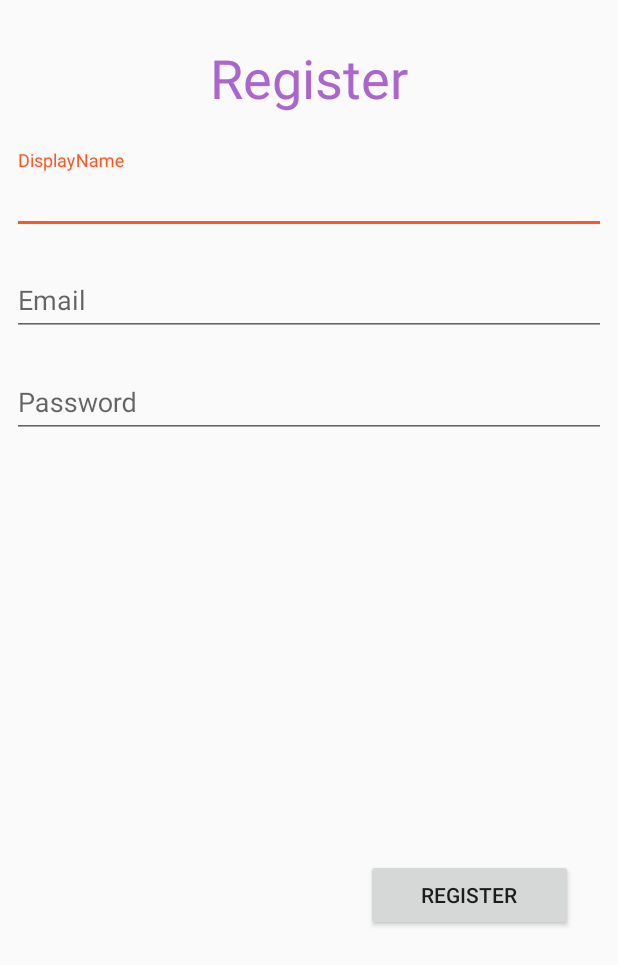
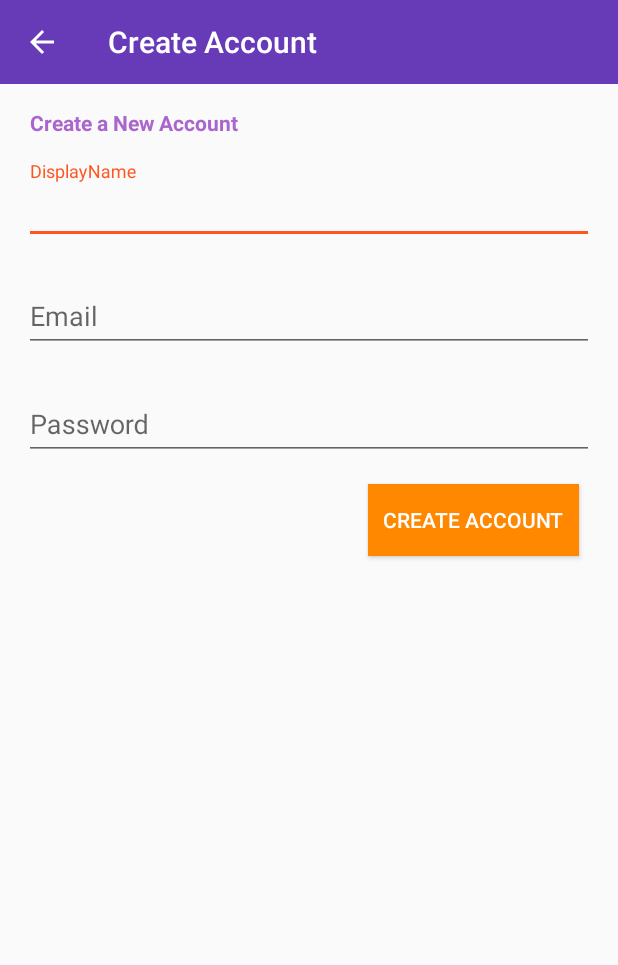
Before and after one commit to Allvoes/LunaChat, an Android app: the RegisterActivity screen opened directly, with no data from a screen before it, on a phone screen of 412 x 824 dp. Shown: the top 965 px of the screen. Run offline under Robolectric (Android 15) with nearby library versions, the phone set to English and light mode, and no system bars; our stand-ins replace Firebase (no records; nobody signed in at launch, a user with empty details on screens opened directly).

Commit message:
Register
khiem

```diff
--- a/app/src/main/AndroidManifest.xml
+++ b/app/src/main/AndroidManifest.xml
@@ -17,7 +17,10 @@
             </intent-filter>
         </activity>
         <activity android:name=".StarActivity" />
-        <activity android:name=".RegisterActivity"></activity>
+        <activity
+            android:name=".RegisterActivity"
+            android:parentActivityName=".StarActivity" />
+        <activity android:name=".LoginActivity"></activity>
     </application>
 
 </manifest>
--- a/app/src/main/java/com/allvoes/lunachat/RegisterActivity.java
+++ b/app/src/main/java/com/allvoes/lunachat/RegisterActivity.java
@@ -1,11 +1,13 @@
 package com.allvoes.lunachat;
 
+import android.app.Dialog;
 import android.content.Intent;
 import android.support.annotation.NonNull;
-import android.support.design.widget.TextInputEditText;
 import android.support.design.widget.TextInputLayout;
 import android.support.v7.app.AppCompatActivity;
 import android.os.Bundle;
+import android.support.v7.widget.Toolbar;
+import android.view.MenuItem;
 import android.view.View;
 import android.widget.Button;
 import android.widget.Toast;
@@ -20,17 +22,27 @@ public class RegisterActivity extends AppCompatActivity {
     private TextInputLayout reg_name,reg_email,reg_pass;
     private Button reg_acc_btn;
     private FirebaseAuth mAuth;
+    private Toolbar mtoolbar;
+    private Dialog mdialog;
+
 
     @Override
     protected void onCreate(Bundle savedInstanceState) {
         super.onCreate(savedInstanceState);
         setContentView(R.layout.activity_register);
 
+
+
         //methor
         reg_name = (TextInputLayout)findViewById(R.id.Reg_display_name);
         reg_email = (TextInputLayout)findViewById(R.id.Reg_email);
         reg_pass = (TextInputLayout)findViewById(R.id.Reg_password);
         reg_acc_btn = (Button)findViewById(R.id.Reg_acc_btn);
+        mtoolbar = (Toolbar)findViewById(R.id.register_toolbar);
+        setSupportActionBar(mtoolbar);
+        getSupportActionBar().setTitle("Create Account");
+        getSupportActionBar().setDisplayHomeAsUpEnabled(true);
+        getSupportActionBar().setDisplayShowHomeEnabled(true);
 
         reg_acc_btn.setOnClickListener(new View.OnClickListener() {
             @Override
@@ -64,5 +76,26 @@ public class RegisterActivity extends AppCompatActivity {
                 }
             }
         });
+
+
+
+    }
+
+
+    @Override
+    public boolean onOptionsItemSelected(MenuItem item) {
+        switch (item.getItemId()) {
+            case android.R.id.home:
+                // todo: goto back activity from here
+
+                Intent intent = new Intent(RegisterActivity.this, StarActivity.class);
+                intent.addFlags(Intent.FLAG_ACTIVITY_NO_ANIMATION);
+                startActivity(intent);
+                finish();
+                return true;
+
+            default:
+                return super.onOptionsItemSelected(item);
+        }
     }
 }
--- a/app/src/main/res/layout/activity_main.xml
+++ b/app/src/main/res/layout/activity_main.xml
@@ -5,6 +5,8 @@
     android:layout_width="match_parent"
     android:layout_height="match_parent"
     tools:context=".MainActivity">
+
+    <include layout="@layout/app_bar_layout" android:id="@+id/register_toolbar"/>
 
     <TextView
         android:layout_width="wrap_content"
--- a/app/src/main/res/layout/activity_register.xml
+++ b/app/src/main/res/layout/activity_register.xml
@@ -1,20 +1,29 @@
 <?xml version="1.0" encoding="utf-8"?>
-<RelativeLayout xmlns:android="http://schemas.android.com/apk/res/android"
+<android.support.constraint.ConstraintLayout xmlns:android="http://schemas.android.com/apk/res/android"
     xmlns:app="http://schemas.android.com/apk/res-auto"
     xmlns:tools="http://schemas.android.com/tools"
     android:layout_width="match_parent"
     android:layout_height="match_parent"
     tools:context=".RegisterActivity">
 
+    <include
+        android:id="@+id/register_toolbar"
+        layout="@layout/app_bar_layout"
+        app:layout_constraintEnd_toEndOf="parent"
+        app:layout_constraintStart_toStartOf="parent"
+        app:layout_constraintTop_toTopOf="parent" />
+
+
     <android.support.design.widget.TextInputLayout
         android:id="@+id/Reg_display_name"
         android:layout_width="match_parent"
-        android:layout_height="wrap_content"
+        android:layout_height="55dp"
         android:layout_alignParentTop="true"
         android:layout_centerHorizontal="true"
-        android:layout_marginLeft="8dp"
-        android:layout_marginRight="8dp"
-        android:layout_marginTop="100dp">
+        android:layout_margin="16dp"
+        android:layout_marginTop="16dp"
+        app:layout_constraintTop_toBottomOf="@+id/textView"
+        tools:layout_editor_absoluteX="8dp">
 
         <android.support.design.widget.TextInputEditText
             android:layout_width="match_parent"
@@ -28,9 +37,9 @@
         android:layout_height="wrap_content"
         android:layout_alignParentStart="true"
         android:layout_alignParentTop="true"
-        android:layout_marginLeft="8dp"
-        android:layout_marginRight="8dp"
-        android:layout_marginTop="168dp">
+        android:layout_margin="16dp"
+        android:layout_marginTop="8dp"
+        app:layout_constraintTop_toBottomOf="@+id/Reg_display_name">
 
         <android.support.design.widget.TextInputEditText
             android:layout_width="match_parent"
@@ -44,9 +53,10 @@
         android:layout_height="wrap_content"
         android:layout_alignParentStart="true"
         android:layout_alignParentTop="true"
-        android:layout_marginLeft="8dp"
-        android:layout_marginRight="8dp"
-        android:layout_marginTop="236dp">
+        android:layout_margin="16dp"
+        android:layout_marginTop="8dp"
+        app:layout_constraintTop_toBottomOf="@+id/Reg_email"
+        tools:layout_editor_absoluteX="0dp">
 
         <android.support.design.widget.TextInputEditText
             android:layout_width="match_parent"
@@ -56,22 +66,32 @@
 
     <Button
         android:id="@+id/Reg_acc_btn"
-        android:layout_width="138dp"
+        android:layout_width="wrap_content"
         android:layout_height="wrap_content"
         android:layout_alignParentBottom="true"
         android:layout_alignParentEnd="true"
-        android:layout_marginBottom="203dp"
-        android:layout_marginEnd="30dp"
-        android:text="@string/register" />
+        android:layout_marginEnd="26dp"
+        android:layout_marginTop="16dp"
+        android:background="@android:color/holo_orange_dark"
+        android:paddingLeft="10dp"
+        android:paddingRight="10dp"
+        android:text="Create Account"
+        android:textColor="@color/common_google_signin_btn_text_dark_default"
+        app:layout_constraintEnd_toEndOf="parent"
+        app:layout_constraintTop_toBottomOf="@+id/Reg_password" />
 
     <TextView
         android:id="@+id/textView"
         android:layout_width="wrap_content"
         android:layout_height="wrap_content"
-        android:layout_alignParentTop="true"
+        android:layout_below="@+id/register_toolbar"
         android:layout_centerHorizontal="true"
-        android:layout_marginTop="27dp"
-        android:text="Register"
+        android:layout_marginStart="20dp"
+        android:layout_marginTop="16dp"
+        android:text="Create a New Account"
         android:textColor="@android:color/holo_purple"
-        android:textSize="36sp" />
-</RelativeLayout>
+        android:textSize="14sp"
+        android:textStyle="bold"
+        app:layout_constraintStart_toStartOf="parent"
+        app:layout_constraintTop_toBottomOf="@+id/register_toolbar" />
+</android.support.constraint.ConstraintLayout>
--- /dev/null
+++ b/app/src/main/res/layout/app_bar_layout.xml
@@ -0,0 +1,9 @@
+<?xml version="1.0" encoding="utf-8"?>
+<android.support.v7.widget.Toolbar xmlns:android="http://schemas.android.com/apk/res/android"
+    android:layout_width="match_parent"
+    android:layout_height="wrap_content"
+    android:background="@color/colorPrimary"
+    android:theme="@style/ThemeOverlay.AppCompat.Dark.ActionBar">
+
+
+</android.support.v7.widget.Toolbar>
--- a/app/src/main/res/values/strings.xml
+++ b/app/src/main/res/values/strings.xml
@@ -5,4 +5,6 @@
     <string name="email">Email</string>
     <string name="displayname">DisplayName</string>
     <string name="register">Register</string>
+    <string name="logout">Logout</string>
+    <string name="log_out">Log out</string>
 </resources>
```
Also changed, not shown: app/src/main/java/com/allvoes/lunachat/LoginActivity.java (added, +24 -0 lines), app/src/main/java/com/allvoes/lunachat/MainActivity.java (+45 -3 lines), app/src/main/java/com/allvoes/lunachat/StarActivity.java (+16 -3 lines), app/src/main/res/layout/activity_login.xml (added, +11 -0 lines), app/src/main/res/layout/activity_star.xml (+31 -4 lines), app/src/main/res/menu/main_menu.xml (+11 -1 lines).
